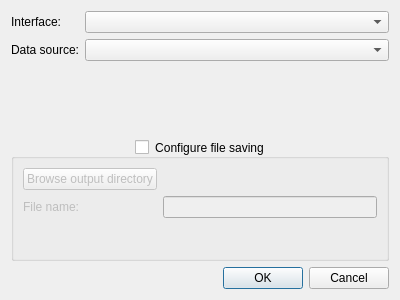
pulp-bio/biogui, file biogui/resources/data_source_config_dialog.ui: the form before one commit.
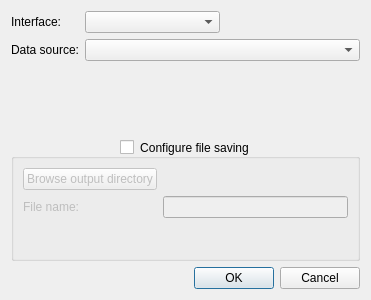
The form after the commit.

Commit message: Moved interface folder insider main biogui folder; re-added support for browsing external interfaces; renamed ui files according to QtDesigner default format

Patch:
```diff
--- a/biogui/resources/data_source_config_dialog.ui
+++ b/biogui/resources/data_source_config_dialog.ui
@@ -6,7 +6,7 @@
    <rect>
     <x>0</x>
     <y>0</y>
-    <width>400</width>
+    <width>371</width>
     <height>300</height>
    </rect>
   </property>
@@ -25,14 +25,7 @@
         <string>Interface:</string>
        </property>
        <property name="alignment">
-        <set>Qt::AlignRight|Qt::AlignTrailing|Qt::AlignVCenter</set>
-       </property>
-      </widget>
-     </item>
-     <item row="0" column="1">
-      <widget class="QComboBox" name="interfaceModuleComboBox">
-       <property name="toolTip">
-        <string>Select an interface module</string>
+        <set>Qt::AlignmentFlag::AlignRight|Qt::AlignmentFlag::AlignTrailing|Qt::AlignmentFlag::AlignVCenter</set>
        </property>
       </widget>
      </item>
@@ -53,6 +46,27 @@
        </property>
       </widget>
      </item>
+     <item row="0" column="1">
+      <layout class="QHBoxLayout" name="horizontalLayout_3">
+       <item>
+        <widget class="QComboBox" name="interfaceModuleComboBox">
+         <property name="toolTip">
+          <string>Select an interface module</string>
+         </property>
+        </widget>
+       </item>
+       <item>
+        <widget class="QLabel" name="interfaceModulePathLabel">
+         <property name="text">
+          <string/>
+         </property>
+         <property name="wordWrap">
+          <bool>true</bool>
+         </property>
+        </widget>
+       </item>
+      </layout>
+     </item>
     </layout>
    </item>
    <item>
```
Left out of the diff: 12 changed lines with no effect on the pictures. The commit also changes 59 other files.
